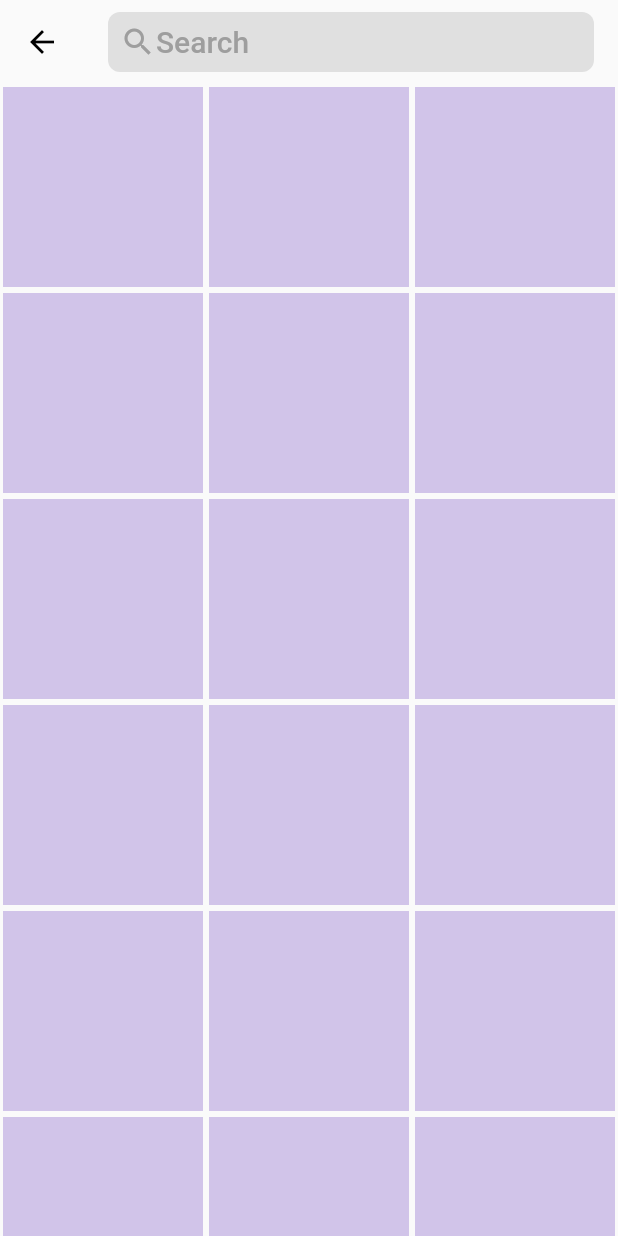
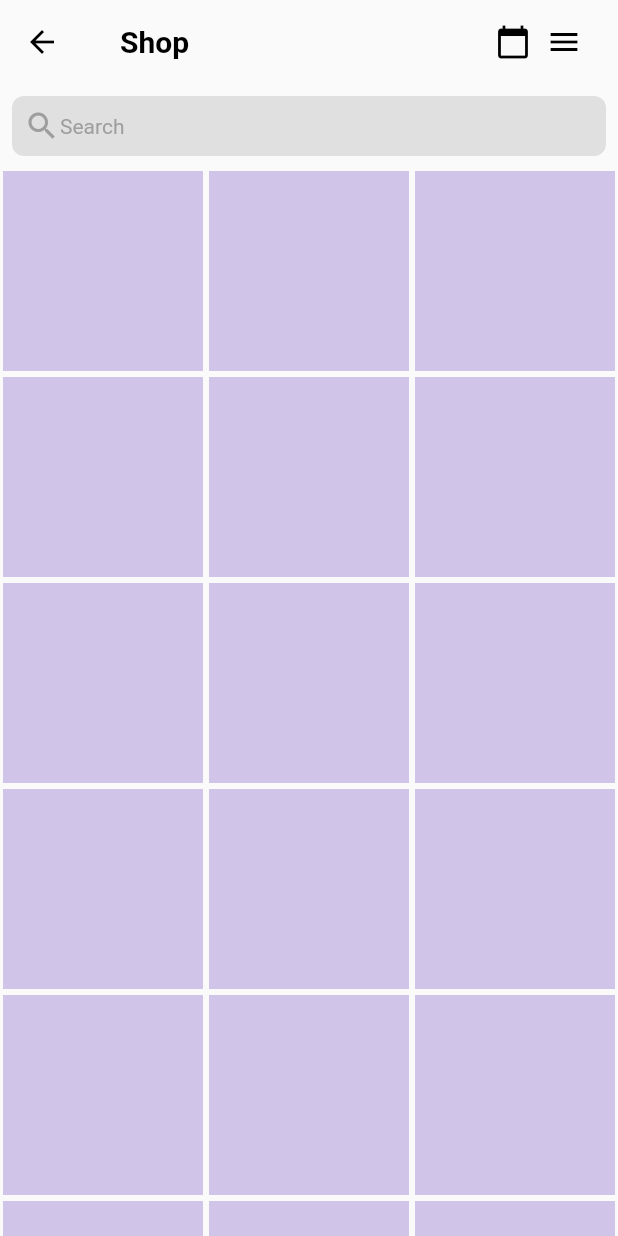
Before and after one commit to ariscybertech/aris_instagram, a Flutter app: the UserShop screen opened directly, on a phone screen of 412 x 824 dp. Run offline on Flutter 3.47's test engine with Material 2 defaults, Android fonts, the light colour scheme and no system bars.

Commit message:
Version 1.0.0+7

```diff
--- a/lib/pages/shop.dart
+++ b/lib/pages/shop.dart
@@ -1,8 +1,9 @@
 import 'package:aris_instagram/util/shop_grid.dart';
 import 'package:flutter/material.dart';
+import 'package:flutter/rendering.dart';
 
 class UserShop extends StatelessWidget {
-  const UserShop({ Key key }) : super(key: key);
+  const UserShop({Key key}) : super(key: key);
 
   @override
   Widget build(BuildContext context) {
@@ -10,7 +11,35 @@ class UserShop extends StatelessWidget {
       appBar: AppBar(
         backgroundColor: Colors.transparent,
         elevation: 0,
-        title: ClipRRect(
+        title: Padding(
+            padding: const EdgeInsets.all(8.0),
+            child: Row(
+              mainAxisAlignment: MainAxisAlignment.spaceBetween,
+              children: [
+                Text(
+                  'Shop',
+                  style: TextStyle(
+                    fontWeight: FontWeight.bold,
+                    fontSize: 20,
+                  ),
+                ),
+                Row(
+                  children: [
+                    Icon(Icons.calendar_today),
+                    SizedBox(
+                      width: 10,
+                    ),
+                    Icon(Icons.menu),
+                  ],
+                )
+              ],
+            )),
+      ),
+      body: Column(
+        children: [
+          Padding(
+            padding: const EdgeInsets.all(8.0),
+            child: ClipRRect(
               borderRadius: BorderRadius.circular(8),
               child: Container(
                 padding: EdgeInsets.all(8),
@@ -34,7 +63,9 @@ class UserShop extends StatelessWidget {
               ),
             ),
           ),
-      body: ShopGrid(),
+          Expanded(child: ShopGrid()),
+        ],
+      ),
     );
   }
 }
```
Lines whose indentation alone changed are shown as unchanged.
